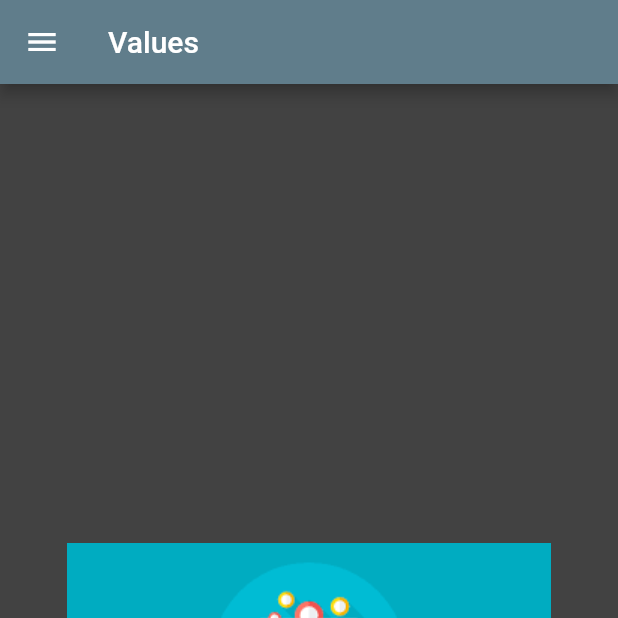
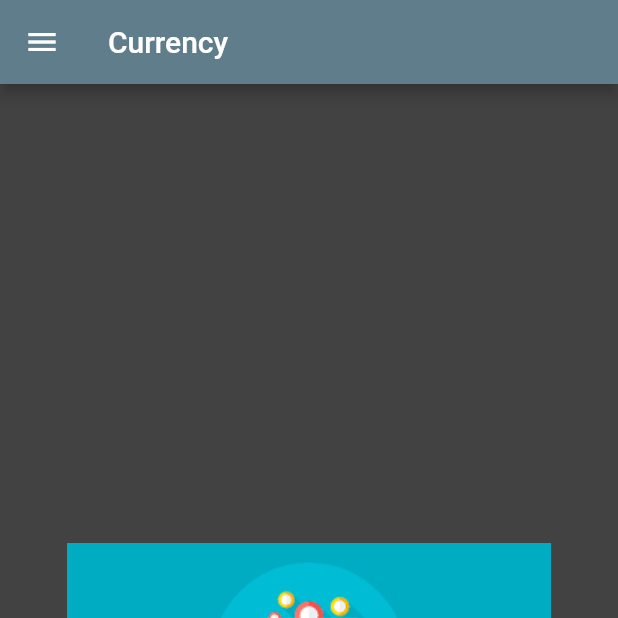
Before and after one commit to MikeAfegbua/unit_converter, a Flutter app: the screen it shows after launch, on a phone screen of 412 x 824 dp, the top half of it. Run offline on Flutter 3.47's test engine with Material 2 defaults, Android fonts, the light colour scheme and no system bars.

Commit message:
added all screens

```diff
--- a/lib/home_screen.dart
+++ /dev/null
@@ -1,30 +0,0 @@
-import 'package:flutter/material.dart';
-import 'navigation_drawer.dart';
-
-class Calculator extends StatefulWidget {
-  const Calculator({Key? key}) : super(key: key);
-
-  @override
-  _CalculatorState createState() => _CalculatorState();
-}
-
-class _CalculatorState extends State<Calculator> {
-  String titles = 'Values';
-  @override
-  Widget build(BuildContext context) {
-    return Scaffold(
-      appBar: AppBar(
-        title: Text(titles),
-      ),
-      backgroundColor: Colors.grey.shade800,
-      drawer: const SafeArea(
-        child: NavigationDrawer(),
-      ),
-      body: const Center(
-        child: Image(
-          image: AssetImage('assets/drawer_image.png'),
-        ),
-      ),
-    );
-  }
-}
--- a/lib/main.dart
+++ b/lib/main.dart
@@ -1,7 +1,7 @@
 import 'package:flutter/material.dart';
-import 'home_screen.dart';
 import 'screens/currency.dart';
 import 'screens/weight.dart';
+import 'screens/lenght.dart';
 
 void main() => runApp(const MyApp());
 
@@ -17,10 +17,11 @@ class MyApp extends StatelessWidget {
         primarySwatch: Colors.blueGrey,
         canvasColor: Colors.blueGrey, //changes the drawer background color
       ),
-      home: const Calculator(),
+      home: const Currency(),
       routes: {
         Currency.id: (context) => const Currency(),
         Weight.id: (context) => const Weight(),
+        Length.id: (context) => const Length(),
       },
     );
   }
--- a/lib/screens/currency.dart
+++ b/lib/screens/currency.dart
@@ -13,12 +13,15 @@ class _CurrencyState extends State<Currency> {
   @override
   Widget build(BuildContext context) {
     return Scaffold(
+      backgroundColor: Colors.grey[800],
       appBar: AppBar(
         title: const Text('Currency'),
       ),
       drawer: const NavigationDrawer(),
       body: const Center(
-        child: Text('Currency Page'),
+        child: Image(
+          image: AssetImage('assets/drawer_image.png'),
+        ),
       ),
     );
   }
--- a/lib/screens/lenght.dart
+++ b/lib/screens/lenght.dart
@@ -3,6 +3,7 @@ import 'package:phone_calculator/navigation_drawer.dart';
 
 class Length extends StatefulWidget {
   const Length({Key? key}) : super(key: key);
+  static const id = 'lenght.dart';
 
   @override
   _LengthState createState() => _LengthState();
@@ -12,6 +13,7 @@ class _LengthState extends State<Length> {
   @override
   Widget build(BuildContext context) {
     return Scaffold(
+      backgroundColor: Colors.grey[800],
       appBar: AppBar(
         title: const Text('Length'),
       ),
--- a/lib/screens/weight.dart
+++ b/lib/screens/weight.dart
@@ -16,6 +16,7 @@ class _WeightState extends State<Weight> {
       appBar: AppBar(
         title: const Text('Weight'),
       ),
+      backgroundColor: Colors.grey[800],
       drawer: const NavigationDrawer(),
       body: const Center(
         child: Text('Weight Page'),
```
Also changed, not shown: lib/navigation_drawer.dart (+5 -2 lines).
